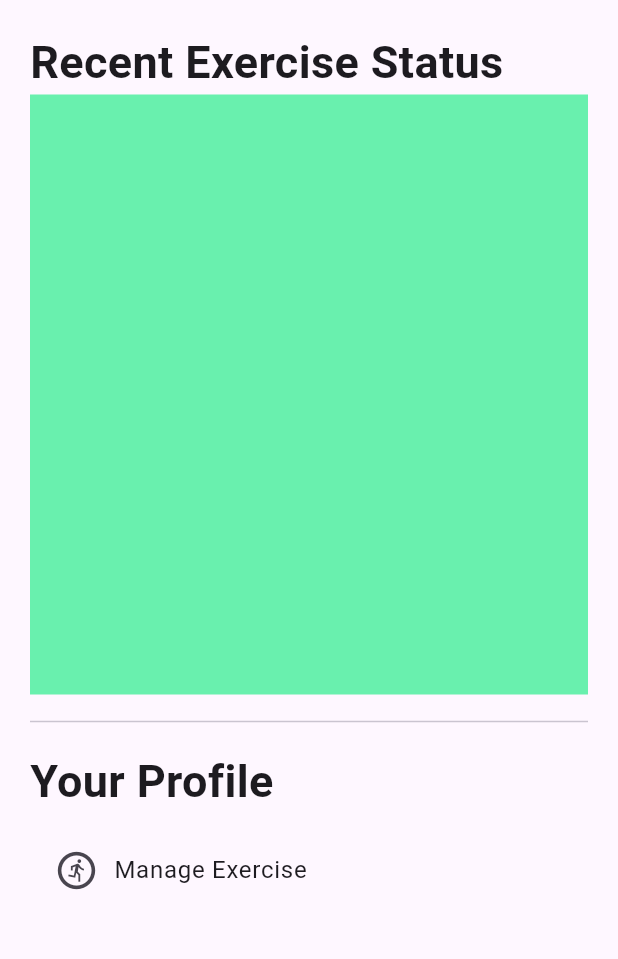
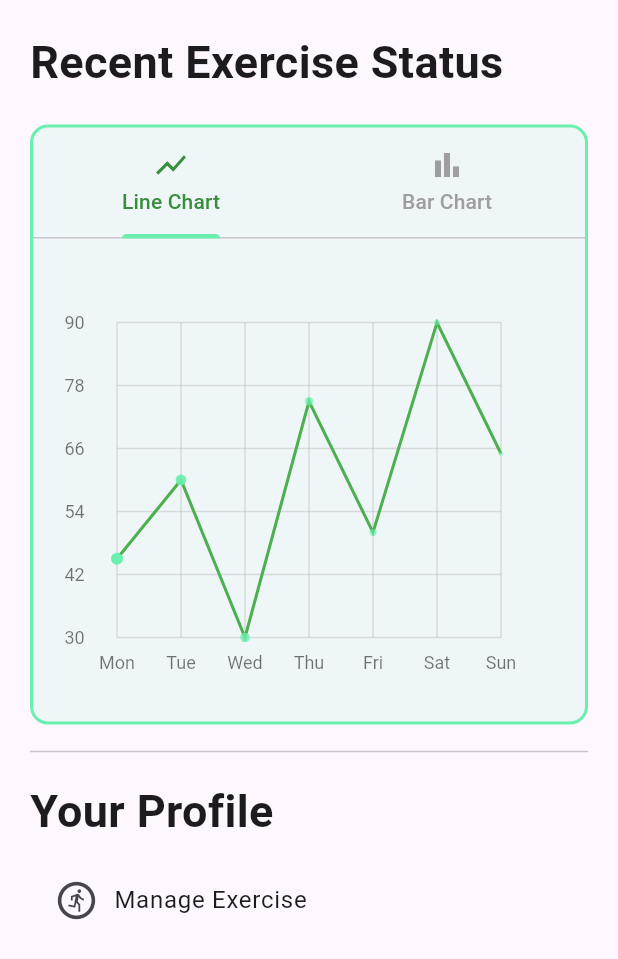
Before and after one commit to chen-yikai/National.module3.Health_Manager, a Flutter app: the ProfileScreen screen opened directly, on a phone screen of 412 x 824 dp. Shown: the top 959 px of the screen. Run offline on Flutter 3.47's test engine with Material 3 defaults, Android fonts, the light colour scheme and no system bars.

Commit message:
add char

```diff
--- a/lib/action/add_exercise.dart
+++ b/lib/action/add_exercise.dart
@@ -2,7 +2,7 @@ import 'package:flutter/material.dart';
 import 'package:flutter_health_pre_test/data/exercise_data.dart';
 import 'package:flutter_health_pre_test/data/share.dart';
 
-void add_exercise(BuildContext context) {
+void addExercise(BuildContext context) {
   final nameController = TextEditingController();
 
   showModalBottomSheet(
@@ -10,11 +10,11 @@ void add_exercise(BuildContext context) {
       builder: (context) {
         return StatefulBuilder(
             builder: (BuildContext context, StateSetter setState) {
-          return Container(
+          return SizedBox(
             width: double.infinity,
             child: Column(
               children: [
-                sheet_handle,
+                sheetHandle,
                 Text("New Exercise", style: titleStyle),
                 const SizedBox(height: 20),
                 Padding(
--- a/lib/action/add_workout.dart
+++ b/lib/action/add_workout.dart
@@ -3,7 +3,7 @@
 import 'package:flutter_health_pre_test/data/workout_data.dart';
 import 'package:flutter_health_pre_test/data/exercise_data.dart';
 
-void add_workout(BuildContext context) {
+void addWorkout(BuildContext context) {
   final nameController = TextEditingController();
   List<Exercise> selectedExercises = [];
   final exerciseData = ExerciseData();
@@ -22,7 +22,7 @@
             ),
             child: Column(
               children: [
-                sheet_handle,
+                sheetHandle,
                 Text("New Workout", style: titleStyle),
                 const SizedBox(height: 20),
                 Expanded(
--- a/lib/action/edit_workout_exercise.dart
+++ b/lib/action/edit_workout_exercise.dart
@@ -59,7 +59,7 @@ void edit_workout_exercise(
               FilledButton(
                 onPressed: () {
                   if (nameController.text.isNotEmpty) {
-                    workOut!.exercise[index] = Exercise(
+                    workOut.exercise[index] = Exercise(
                       id: exercise.id,
                       name: nameController.text.trim(),
                       time: int.tryParse(timeController.text) ?? exercise.time,
--- a/lib/action/open_exercise_manager.dart
+++ b/lib/action/open_exercise_manager.dart
@@ -2,7 +2,7 @@ import 'package:flutter/material.dart';
 import 'package:flutter_health_pre_test/screens/exercise_screen.dart';
 import 'package:flutter_health_pre_test/utils/page_transitions.dart';
 
-void open_exercise_manager(context) {
+void openExerciseManager(context) {
   Navigator.of(context, rootNavigator: true)
       .push(PageTransitions.slideTransition(ExerciseScreen()));
 }
--- a/lib/data/exercise_data.dart
+++ b/lib/data/exercise_data.dart
@@ -35,7 +35,7 @@ class ExerciseData extends ChangeNotifier {
       final dataMap = _exercise_data.map((item) => item.toJson()).toList();
       final jsonString = jsonEncode(dataMap);
 
-      MethodChannel(method_channel_name)
+      MethodChannel(methodChannelName)
           .invokeMethod("write_exercise", jsonString);
     } catch (e) {
       print(e);
@@ -44,7 +44,7 @@ class ExerciseData extends ChangeNotifier {
 
   Future<void> getExerciseMethod() async {
     try {
-      final jsonString = await const MethodChannel(method_channel_name)
+      final jsonString = await MethodChannel(methodChannelName)
           .invokeMethod("get_exercise");
       final jsonData = jsonDecode(jsonString);
       _exercise_data.clear();
--- a/lib/data/history_data.dart
+++ b/lib/data/history_data.dart
@@ -32,7 +32,7 @@ class HistoryData extends ChangeNotifier {
     try {
       final jsonMap = _history.map((item) => item.toJson()).toList();
       final jsonString = jsonEncode(jsonMap);
-      MethodChannel(method_channel_name)
+      MethodChannel(methodChannelName)
           .invokeMethod("write_history", jsonString);
     } catch (e) {
       print(e);
@@ -41,7 +41,7 @@ class HistoryData extends ChangeNotifier {
 
   Future<void> getHistoryMethod() async {
     try {
-      final jsonString = await const MethodChannel(method_channel_name)
+      final jsonString = await MethodChannel(methodChannelName)
           .invokeMethod("get_history");
       final json = jsonDecode(jsonString);
       _history.clear();
--- a/lib/data/share.dart
+++ b/lib/data/share.dart
@@ -1,9 +1,9 @@
 import 'package:flutter/material.dart';
 
-final TextStyle titleStyle =
-    const TextStyle(fontSize: 30, fontWeight: FontWeight.bold);
+const TextStyle titleStyle =
+    TextStyle(fontSize: 30, fontWeight: FontWeight.bold);
 
-Widget sheet_handle = Padding(
+Widget sheetHandle = Padding(
   padding: const EdgeInsets.all(10),
   child: Container(
     width: 70,
@@ -13,7 +13,7 @@ Widget sheet_handle = Padding(
   ),
 );
 
-final double maxScreenWidth = 800;
+const double maxScreenWidth = 800;
 
 String timeFormatter(int seconds) {
   final mm = seconds ~/ 60;
@@ -21,4 +21,4 @@ String timeFormatter(int seconds) {
   return "${mm.toString().padLeft(2, '0')}:${ss.toString().padLeft(2, '0')}";
 }
 
-const method_channel_name = "com.example.flutter_health_pre_test/method";
+const String methodChannelName = "com.example.flutter_health_pre_test/method";
--- a/lib/data/workout_data.dart
+++ b/lib/data/workout_data.dart
@@ -57,7 +57,7 @@ class WorkOutData extends ChangeNotifier {
     try {
       final jsonMap = _workout_data.map((item) => item.toJson()).toList();
       final jsonString = jsonEncode(jsonMap);
-      await MethodChannel(method_channel_name)
+      await MethodChannel(methodChannelName)
           .invokeMethod("write_workout", jsonString);
     } catch (e) {
       print(e);
@@ -67,7 +67,7 @@ class WorkOutData extends ChangeNotifier {
   Future<void> getWorkoutMethod() async {
     try {
       final jsonString =
-          await MethodChannel(method_channel_name).invokeMethod("get_workout");
+          await MethodChannel(methodChannelName).invokeMethod("get_workout");
       final jsonMap = jsonDecode(jsonString);
       _workout_data =
           (jsonMap as List).map((item) => WorkOut.fromJson(item)).toList();
--- a/lib/screens/exercise_screen.dart
+++ b/lib/screens/exercise_screen.dart
@@ -18,7 +18,7 @@ class _ExerciseScreenState extends State<ExerciseScreen> {
     return Scaffold(
       floatingActionButton: FloatingActionButton.extended(
         onPressed: () {
-          add_exercise(context);
+          addExercise(context);
         },
         label: const Text("Add Exercise"),
         icon: const Icon(Icons.run_circle_outlined),
--- a/lib/screens/profile_screen.dart
+++ b/lib/screens/profile_screen.dart
@@ -1,5 +1,7 @@
 import 'package:flutter/material.dart';
 import 'package:flutter_health_pre_test/data/share.dart';
+import 'package:flutter_health_pre_test/painter/line_chart_painter.dart';
+import 'package:flutter_health_pre_test/painter/bar_chart_painter.dart';
 
 import '../action/open_exercise_manager.dart';
 
@@ -10,7 +12,57 @@ class ProfileScreen extends StatefulWidget {
   State<ProfileScreen> createState() => _ProfileScreenState();
 }
 
-class _ProfileScreenState extends State<ProfileScreen> {
+class _ProfileScreenState extends State<ProfileScreen> with TickerProviderStateMixin {
+  late TabController _tabController;
+  late AnimationController _animationController;
+  late Animation<double> _animation;
+
+  @override
+  void initState() {
+    super.initState();
+    _tabController = TabController(length: 2, vsync: this);
+
+    // Initialize animation controller
+    _animationController = AnimationController(
+      duration: const Duration(milliseconds: 1500),
+      vsync: this,
+    );
+
+    _animation = CurvedAnimation(
+      parent: _animationController,
+      curve: Curves.easeOutCubic,
+    );
+
+    // Start animation when widget is built
+    WidgetsBinding.instance.addPostFrameCallback((_) {
+      _animationController.forward();
+    });
+
+    // Restart animation when tab changes
+    _tabController.addListener(() {
+      if (_tabController.indexIsChanging) {
+        _animationController.reset();
+        _animationController.forward();
+      }
+    });
+  }
+
+  @override
+  void dispose() {
+    _tabController.dispose();
+    _animationController.dispose();
+    super.dispose();
+  }
+
+  List<double> _getWeeklyWorkoutData() {
+    return [45, 60, 30, 75, 50, 90, 65];
+  }
+
+  List<String> _getWeeklyLabels() {
+    const days = ['Mon', 'Tue', 'Wed', 'Thu', 'Fri', 'Sat', 'Sun'];
+    return days;
+  }
+
   @override
   Widget build(BuildContext context) {
     return Scaffold(
@@ -18,7 +70,7 @@ class _ProfileScreenState extends State<ProfileScreen> {
         child: Padding(
           padding: const EdgeInsets.only(left: 20, right: 20, top: 20),
           child: ConstrainedBox(
-            constraints: BoxConstraints(maxWidth: 800),
+            constraints: const BoxConstraints(maxWidth: 800),
             child: Column(
               children: [
                 Row(
@@ -26,19 +78,80 @@ class _ProfileScreenState extends State<ProfileScreen> {
                     Text("Recent Exercise Status", style: titleStyle),
                   ],
                 ),
+                SizedBox(height: 20),
                 Container(
                   height: 400,
-                  color: Colors.greenAccent,
+                  decoration: BoxDecoration(
+                    color: Colors.greenAccent.withOpacity(0.1),
+                    borderRadius: BorderRadius.circular(12),
+                    border: Border.all(color: Colors.greenAccent, width: 2),
+                  ),
+                  child: Column(
+                    children: [
+                      TabBar(
+                        controller: _tabController,
+                        labelColor: Colors.green[700],
+                        unselectedLabelColor: Colors.grey,
+                        indicatorColor: Colors.greenAccent,
+                        tabs: const [
+                          Tab(text: 'Line Chart', icon: Icon(Icons.show_chart)),
+                          Tab(text: 'Bar Chart', icon: Icon(Icons.bar_chart)),
+                        ],
+                      ),
+                      Expanded(
+                        child: TabBarView(
+                          controller: _tabController,
+                          children: [
+                            Padding(
+                              padding: const EdgeInsets.all(16),
+                              child: AnimatedBuilder(
+                                animation: _animation,
+                                builder: (context, child) {
+                                  return CustomPaint(
+                                    painter: LineChartPainter(
+                                      data: _getWeeklyWorkoutData(),
+                                      labels: _getWeeklyLabels(),
+                                      lineColor: Colors.green,
+                                      pointColor: Colors.greenAccent,
+                                      animationValue: _animation.value,
+                                    ),
+                                    size: Size.infinite,
+                                  );
+                                },
+                              ),
+                            ),
+                            Padding(
+                              padding: const EdgeInsets.all(16),
+                              child: AnimatedBuilder(
+                                animation: _animation,
+                                builder: (context, child) {
+                                  return CustomPaint(
+                                    painter: BarChartPainter(
+                                      data: _getWeeklyWorkoutData(),
+                                      labels: _getWeeklyLabels(),
+                                      barColor: Colors.greenAccent,
+                                      animationValue: _animation.value,
+                                    ),
+                                    size: Size.infinite,
+                                  );
+                                },
+                              ),
+                            ),
+                          ],
+                        ),
+                      ),
+                    ],
+                  ),
                 ),
-                SizedBox(height: 10),
-                Divider(),
-                SizedBox(height: 10),
+                const SizedBox(height: 10),
+                const Divider(),
+                const SizedBox(height: 10),
                 Row(
                   children: [
                     Text("Your Profile", style: titleStyle),
                   ],
                 ),
-                SizedBox(height: 10),
+                const SizedBox(height: 10),
                 ListTile(
                     title: const Row(
                       children: [
@@ -51,9 +164,9 @@ class _ProfileScreenState extends State<ProfileScreen> {
                       ],
                     ),
                     onTap: () {
-                      open_exercise_manager(context);
+                      openExerciseManager(context);
                     }),
-                SizedBox(height: 10),
+                const SizedBox(height: 10),
               ],
             ),
           ),
--- a/lib/screens/workout_detail_screen.dart
+++ b/lib/screens/workout_detail_screen.dart
@@ -64,7 +64,7 @@ class _WorkOutDetailScreenState extends State<WorkOutDetailScreen> {
               children: [
                 FloatingActionButton.extended(
                   onPressed: () {
-                    add_current_workout_exercise(context, widget.id);
+                    addCurrentWorkoutExercise(context, widget.id);
                   },
                   icon: const Icon(Icons.add),
                   label: const Text("Add Item"),
@@ -307,7 +307,7 @@ class _WorkOutDetailScreenState extends State<WorkOutDetailScreen> {
                                           confirmDismiss: (direction) async {
                                             if (direction ==
                                                 DismissDirection.startToEnd) {
-                                              add_current_workout_exercise(context, widget.id, exercise: exercise, exerciseIndex: index);
+                                              addCurrentWorkoutExercise(context, widget.id, exercise: exercise, exerciseIndex: index);
                                               return false;
                                             } else if (direction ==
                                                 DismissDirection.endToStart) {
--- a/lib/widget/external_stopwatch_fab.dart
+++ b/lib/widget/external_stopwatch_fab.dart
@@ -51,7 +51,7 @@ class _ExternalStopwatchFabState extends State<ExternalStopwatchFab> {
                           WorkOutData().pauseStopWatch();
                         } else {
                           if (widget.isRoot && !WorkOutData().timerActive) {
-                            add_workout(context);
+                            addWorkout(context);
                           } else {
                             if (!HistoryData().current_history_init) {
                               HistoryData().current_history_init = true;
```
Also changed, not shown: lib/action/add_current_workout_item.dart (+6 -9 lines), lib/painter/bar_chart_painter.dart (added, +136 -0 lines), lib/painter/line_chart_painter.dart (added, +131 -0 lines).
